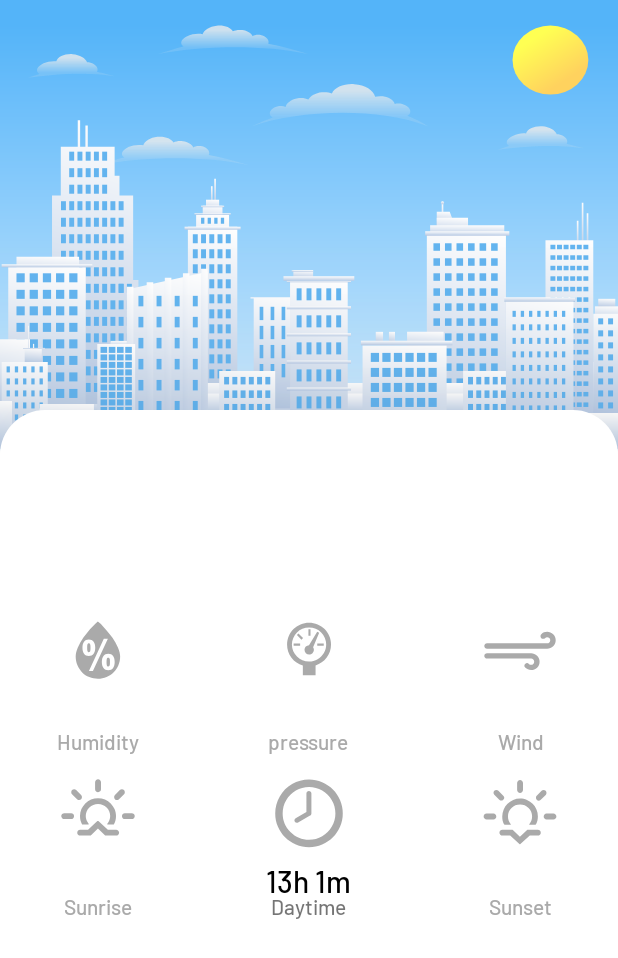
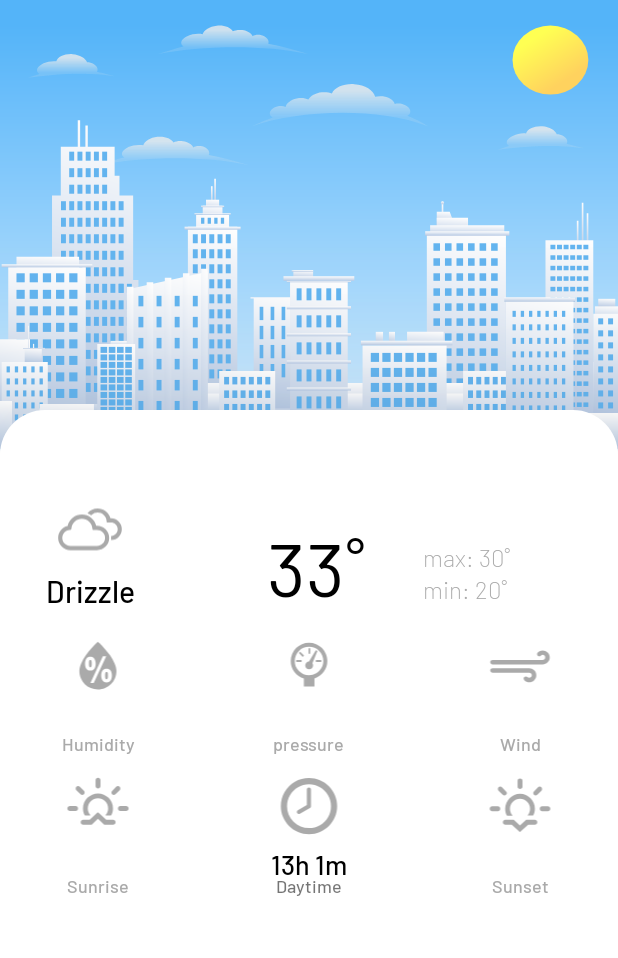
Before and after one commit to LeFFaQ/Weather-app-kt, an Android app: the layout activity_main.xml on its own in the app's theme, with its tools: preview values and no code run, on a phone screen of 412 x 824 dp. Shown: the top 958 px of the screen. Run offline under Robolectric (Android 15) with nearby library versions, the phone set to English and light mode, and no system bars; network calls fail.

Commit message:
improve layout, more icons, updated code

```diff
--- a/app/build.gradle
+++ b/app/build.gradle
@@ -44,12 +44,16 @@ dependencies {
     androidTestImplementation 'androidx.test.ext:junit:1.1.2'
     androidTestImplementation 'androidx.test.espresso:espresso-core:3.3.0'
 
+
+    //Support library
+    implementation 'androidx.legacy:legacy-support-v4:1.0.0'
+
     // Retrofit
     implementation "com.squareup.retrofit2:retrofit:2.9.0"
     implementation "com.squareup.retrofit2:adapter-rxjava2:2.9.0"
     implementation "com.squareup.retrofit2:converter-gson:2.9.0"
     // RXandro
-    implementation "io.reactivex.rxjava2:rxandroid:2.0.1"
+    implementation "io.reactivex.rxjava2:rxandroid:2.0.2"
 
     // Design
     implementation 'com.google.android.material:material:1.2.0'
--- /dev/null
+++ b/app/src/main/res/drawable/swi_cloudy.xml
@@ -0,0 +1,9 @@
+<vector xmlns:android="http://schemas.android.com/apk/res/android"
+    android:width="30dp"
+    android:height="30dp"
+    android:viewportWidth="30"
+    android:viewportHeight="30">
+  <path
+      android:fillColor="#FF000000"
+      android:pathData="M3.89,17.6c0,-0.99 0.31,-1.88 0.93,-2.65s1.41,-1.27 2.38,-1.49c0.26,-1.17 0.85,-2.14 1.78,-2.88c0.93,-0.75 2,-1.12 3.22,-1.12c1.18,0 2.24,0.36 3.16,1.09c0.93,0.73 1.53,1.66 1.8,2.8h0.27c1.18,0 2.18,0.41 3.01,1.24s1.25,1.83 1.25,3c0,1.18 -0.42,2.18 -1.25,3.01s-1.83,1.25 -3.01,1.25H8.16c-0.58,0 -1.13,-0.11 -1.65,-0.34S5.52,21 5.14,20.62c-0.38,-0.38 -0.68,-0.84 -0.91,-1.36S3.89,18.17 3.89,17.6zM5.34,17.6c0,0.76 0.28,1.42 0.82,1.96s1.21,0.82 1.99,0.82h9.28c0.77,0 1.44,-0.27 1.99,-0.82c0.55,-0.55 0.83,-1.2 0.83,-1.96c0,-0.76 -0.27,-1.42 -0.83,-1.96c-0.55,-0.54 -1.21,-0.82 -1.99,-0.82h-1.39c-0.1,0 -0.15,-0.05 -0.15,-0.15l-0.07,-0.49c-0.1,-0.94 -0.5,-1.73 -1.19,-2.35s-1.51,-0.93 -2.45,-0.93c-0.94,0 -1.76,0.31 -2.46,0.94c-0.7,0.62 -1.09,1.41 -1.18,2.34l-0.07,0.42c0,0.1 -0.05,0.15 -0.16,0.15l-0.45,0.07c-0.72,0.06 -1.32,0.36 -1.81,0.89C5.59,16.24 5.34,16.87 5.34,17.6zM14.19,8.88c-0.1,0.09 -0.08,0.16 0.07,0.21c0.43,0.19 0.79,0.37 1.08,0.55c0.11,0.03 0.19,0.02 0.22,-0.03c0.61,-0.57 1.31,-0.86 2.12,-0.86c0.81,0 1.5,0.27 2.1,0.81c0.59,0.54 0.92,1.21 0.99,2l0.09,0.64h1.42c0.65,0 1.21,0.23 1.68,0.7c0.47,0.47 0.7,1.02 0.7,1.66c0,0.6 -0.21,1.12 -0.62,1.57s-0.92,0.7 -1.53,0.77c-0.1,0 -0.15,0.05 -0.15,0.16v1.13c0,0.11 0.05,0.16 0.15,0.16c1.01,-0.06 1.86,-0.46 2.55,-1.19s1.04,-1.6 1.04,-2.6c0,-1.06 -0.37,-1.96 -1.12,-2.7c-0.75,-0.75 -1.65,-1.12 -2.7,-1.12h-0.15c-0.26,-1 -0.81,-1.82 -1.65,-2.47c-0.83,-0.65 -1.77,-0.97 -2.8,-0.97C16.28,7.29 15.11,7.82 14.19,8.88z"/>
+</vector>
--- a/app/src/main/res/layout/activity_main.xml
+++ b/app/src/main/res/layout/activity_main.xml
@@ -33,6 +33,16 @@
             android:layout_marginTop="-30dp"
             android:elevation="100dp">
 
+            <TextView
+                android:layout_width="wrap_content"
+                android:layout_height="wrap_content"
+                android:layout_alignParentStart="true"
+                android:layout_marginStart="30dp"
+                android:fontFamily="@font/barlow_extralight"
+                android:text="@{viewmodel.getCurrentDate()}"
+                android:textAlignment="center"
+                android:textColor="@color/colorTextAccentLightTheme" />
+
             <RelativeLayout
                 android:id="@+id/top_layout"
                 android:layout_width="match_parent"
@@ -41,7 +51,9 @@
                 android:layout_marginHorizontal="30dp"
                 android:layout_marginBottom="-90dp">
 
+                <!--@{viewmodel._Current.main.temp.toString() + `˚`}-->
                 <TextView
+                    android:id="@+id/temp"
                     android:layout_width="wrap_content"
                     android:layout_height="wrap_content"
                     android:layout_alignParentStart="true"
@@ -50,16 +62,65 @@
                     android:layout_marginStart="110dp"
                     android:layout_marginEnd="110dp"
                     android:paddingStart="10dp"
-                    android:text="@{viewmodel._Current.main.temp.toString() + `˚`}"
+                    android:text="@string/default_temp"
                     android:textColor="@color/colorTextPrimaryLightTheme"
                     android:textAlignment="center"
                     android:fontFamily="@font/barlow_regular"
                     android:textSize="50sp" />
 
-                <!-- <TextView
+                <ImageView
+                    android:layout_width="50dp"
+                    android:layout_height="70dp"
+                    android:layout_above="@id/info"
+                    android:layout_alignEnd="@id/info"
+                    android:layout_alignParentStart="true"
+                    android:layout_marginStart="1dp"
+                    android:layout_marginEnd="1dp"
+                    android:layout_marginBottom="-10dp"
+                    android:src="@drawable/swi_cloudy"
+                    app:tint="@color/colorTextAccentLightTheme"/>
+                <TextView
+                    android:id="@+id/info"
+                    android:layout_width="60dp"
+                    android:layout_height="30dp"
+                    android:layout_alignParentBottom="true"
+                    android:layout_marginBottom="0dp"
+                    android:autoSizeTextType="uniform"
+                    android:gravity="center"
+                    android:text="@string/default_weather_cond"
+                    android:fontFamily="@font/barlow_medium"
+                    android:textAlignment="center"
+                    android:textColor="@color/colorTextPrimaryLightTheme"/>
+
+                <TextView
+                    android:id="@+id/min"
                     android:layout_width="wrap_content"
                     android:layout_height="wrap_content"
-                    android:text="@string/default_weather_cond"/> -->
+                    android:layout_alignParentEnd="true"
+                    android:layout_alignParentBottom="true"
+                    android:layout_marginStart="-100dp"
+                    android:layout_marginBottom="5dp"
+                    android:layout_toEndOf="@+id/temp"
+                    android:fontFamily="@font/barlow_extralight"
+                    android:text="@string/default_min_temp"
+                    android:textAlignment="textStart"
+                    android:textColor="@color/colorTextAccentLightTheme"
+                    android:textSize="16sp"/>
+
+                <TextView
+                    android:id="@+id/max"
+                    android:layout_width="wrap_content"
+                    android:layout_height="wrap_content"
+                    android:layout_above="@+id/min"
+                    android:layout_alignParentEnd="true"
+                    android:layout_marginStart="-100dp"
+                    android:layout_toEndOf="@+id/temp"
+                    android:fontFamily="@font/barlow_extralight"
+                    android:text="@string/default_max_temp"
+                    android:textAlignment="textStart"
+                    android:textColor="@color/colorTextAccentLightTheme"
+                    android:textSize="16sp" />
+
             </RelativeLayout>
 
                 <RelativeLayout
@@ -74,7 +135,7 @@
                     <ImageView
                         android:id="@+id/pressure_img"
                         android:layout_width="60dp"
-                        android:layout_height="60dp"
+                        android:layout_height="50dp"
                         android:layout_centerHorizontal="true"
                         android:src="@drawable/wi_barometer"
                         app:tint="@color/colorTextAccentLightTheme">
@@ -90,7 +151,7 @@
                         android:text="@{viewmodel._Current.main.pressure.toString()+ `mBar`}"
                         android:textAlignment="center"
                         android:textColor="@color/colorTextPrimaryLightTheme"
-                        android:textSize="20sp" />
+                        android:textSize="18sp" />
                     <TextView
                         android:layout_width="wrap_content"
                         android:layout_height="wrap_content"
@@ -100,12 +161,12 @@
                         android:fontFamily="@font/barlow_medium"
                         android:text="@string/pressure"
                         android:textColor="@color/colorTextAccentLightTheme"
-                        android:textSize="14sp" />
+                        android:textSize="12sp" />
 
                     <ImageView
                         android:id="@+id/humidity_img"
                         android:layout_width="60dp"
-                        android:layout_height="60dp"
+                        android:layout_height="50dp"
                         android:layout_alignParentStart="true"
                         android:layout_marginStart="5dp"
                         android:src="@drawable/wi_humidity"
@@ -123,7 +184,7 @@
                         android:text="@{viewmodel._Current.main.humidity.toString() + `%`}"
                         android:textAlignment="center"
                         android:textColor="@color/colorTextPrimaryLightTheme"
-                        android:textSize="20sp" />
+                        android:textSize="18sp" />
                     <TextView
                         android:layout_width="wrap_content"
                         android:layout_height="wrap_content"
@@ -135,11 +196,11 @@
                         android:text="@string/humidity"
                         android:textAlignment="center"
                         android:textColor="@color/colorTextAccentLightTheme"
-                        android:textSize="14sp" />
+                        android:textSize="12sp" />
                     <ImageView
                         android:id="@+id/wind_img"
                         android:layout_width="60dp"
-                        android:layout_height="60dp"
+                        android:layout_height="50dp"
                         android:layout_alignParentEnd="true"
                         android:layout_marginEnd="5dp"
                         android:src="@drawable/wi_strong_wind"
@@ -157,7 +218,7 @@
                         android:text="@{viewmodel._Current.wind.speed.toString() + `km/H`}"
                         android:textAlignment="center"
                         android:textColor="@color/colorTextPrimaryLightTheme"
-                        android:textSize="20sp" />
+                        android:textSize="18sp" />
                     <TextView
                         android:layout_width="wrap_content"
                         android:layout_height="wrap_content"
@@ -169,7 +230,7 @@
                         android:text="@string/wind"
                         android:textAlignment="center"
                         android:textColor="@color/colorTextAccentLightTheme"
-                        android:textSize="14sp" />
+                        android:textSize="12sp" />
                 </RelativeLayout>
 
             <RelativeLayout
@@ -182,7 +243,7 @@
                 <ImageView
                     android:id="@+id/daytime_img"
                     android:layout_width="60dp"
-                    android:layout_height="60dp"
+                    android:layout_height="50dp"
                     android:layout_centerHorizontal="true"
                     android:src="@drawable/wi_time"
                     app:tint="@color/colorTextAccentLightTheme">
@@ -198,7 +259,7 @@
                     android:fontFamily="@font/barlow_medium"
                     android:text="@string/default_daytime"
                     android:textColor="@color/colorTextPrimaryLightTheme"
-                    android:textSize="20sp" />
+                    android:textSize="18sp" />
 
                 <TextView
                     android:layout_width="wrap_content"
@@ -207,13 +268,14 @@
                     android:layout_centerHorizontal="true"
                     android:layout_marginTop="-5dp"
                     android:fontFamily="@font/barlow_medium"
-                    android:text="@string/daytime" />
+                    android:text="@string/daytime"
+                    android:textSize="12sp"/>
 
 
                 <ImageView
                     android:id="@+id/sunrise_img"
                     android:layout_width="60dp"
-                    android:layout_height="60dp"
+                    android:layout_height="50dp"
                     android:layout_alignParentStart="true"
                     android:layout_marginStart="5dp"
                     android:src="@drawable/wi_sunrise"
@@ -232,7 +294,7 @@
                     android:text="@{viewmodel._sunrise}"
                     android:textAlignment="center"
                     android:textColor="@color/colorTextPrimaryLightTheme"
-                    android:textSize="20sp" />
+                    android:textSize="18sp" />
 
                 <TextView
                     android:layout_width="wrap_content"
@@ -245,12 +307,12 @@
                     android:text="@string/sunrise"
                     android:textAlignment="center"
                     android:textColor="@color/colorTextAccentLightTheme"
-                    android:textSize="14sp" />
+                    android:textSize="12sp" />
 
                 <ImageView
                     android:id="@+id/sunset_img"
                     android:layout_width="60dp"
-                    android:layout_height="60dp"
+                    android:layout_height="50dp"
                     android:layout_alignParentEnd="true"
                     android:layout_marginEnd="5dp"
                     android:src="@drawable/wi_sunset"
@@ -269,7 +331,7 @@
                     android:text="@{viewmodel._sunset}"
                     android:textAlignment="center"
                     android:textColor="@color/colorTextPrimaryLightTheme"
-                    android:textSize="20sp" />
+                    android:textSize="18sp" />
 
                 <TextView
                     android:layout_width="wrap_content"
@@ -282,7 +344,7 @@
                     android:text="@string/sunset"
                     android:textAlignment="center"
                     android:textColor="@color/colorTextAccentLightTheme"
-                    android:textSize="14sp" />
+                    android:textSize="12sp" />
 
             </RelativeLayout>
 
--- a/app/src/main/res/values/strings.xml
+++ b/app/src/main/res/values/strings.xml
@@ -1,6 +1,6 @@
 <resources>
 
-    <string name="app_name">kt Weather app</string>
+    <string name="app_name">Weather app ktx</string>
 
     <!--Описание контента (для инвалидов)-->
     <string name="background_image">background image</string>
@@ -27,7 +27,9 @@
     <string name="default_sunset">7:05 PM</string>
     <string name="default_time">Sunday, 19 May 2019 | 4:30</string>
     <string name="default_sunrise">6:03 AM</string>
-    <string name="default_mbar">1,007mbar</string>
-    <string name="default_wind">23 km/h</string>
-    <string name="default_weather_cond">Cloudy</string>
+    <string name="default_mbar">1,007mBar</string>
+    <string name="default_wind">23 m/s</string>
+    <string name="default_weather_cond">Drizzle</string>
+    <string name="default_min_temp">min: 20˚</string>
+    <string name="default_max_temp">max: 30˚</string>
 </resources>
```
Also changed, not shown: app/src/main/AndroidManifest.xml (+10 -5 lines), app/src/main/java/com/lffq/ktweatherapp/SplashActivity.kt (added, +13 -0 lines), app/src/main/java/com/lffq/ktweatherapp/ui/MainViewModel.kt (+48 -19 lines), app/src/main/res/drawable/swi_cloud.xml (added, +9 -0 lines), app/src/main/res/drawable/swi_day_cloudy.xml (added, +9 -0 lines), app/src/main/res/drawable/swi_day_haze.xml (added, +9 -0 lines), app/src/main/res/drawable/swi_day_sunny.xml (added, +9 -0 lines), app/src/main/res/drawable/swi_showers.xml (added, +9 -0 lines), app/src/main/res/drawable/swi_snow_wind.xml (added, +9 -0 lines), app/src/main/res/drawable/swi_thunderstorm.xml (added, +9 -0 lines), app/src/main/res/layout/activity_splash.xml (added, +11 -0 lines).
